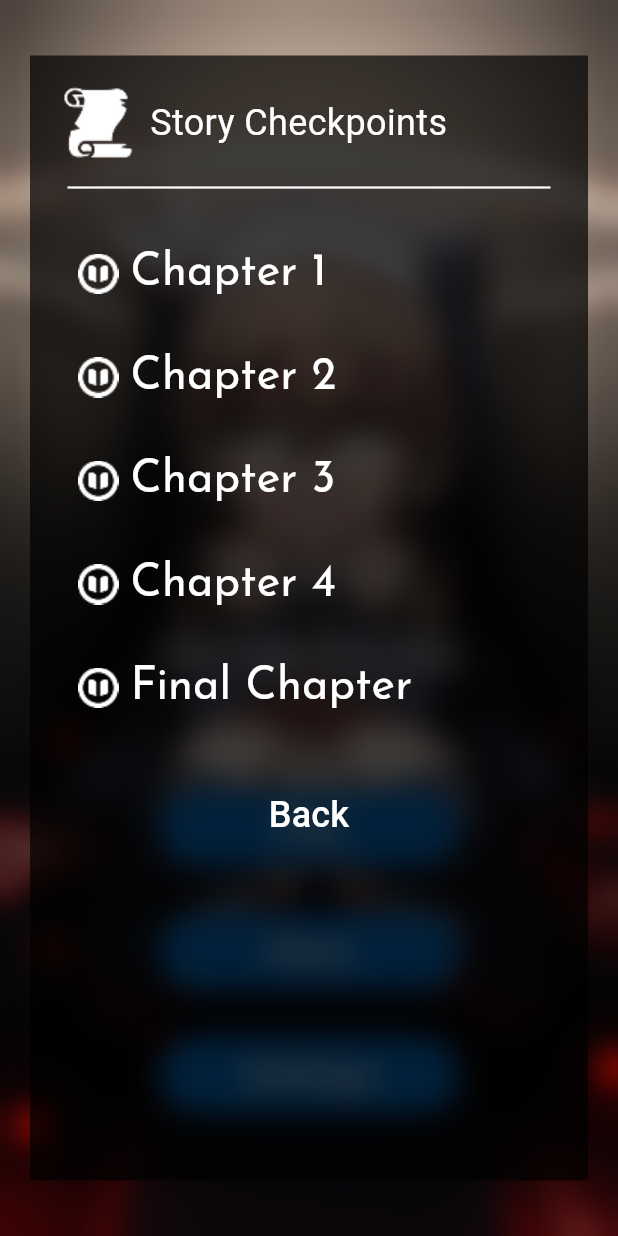
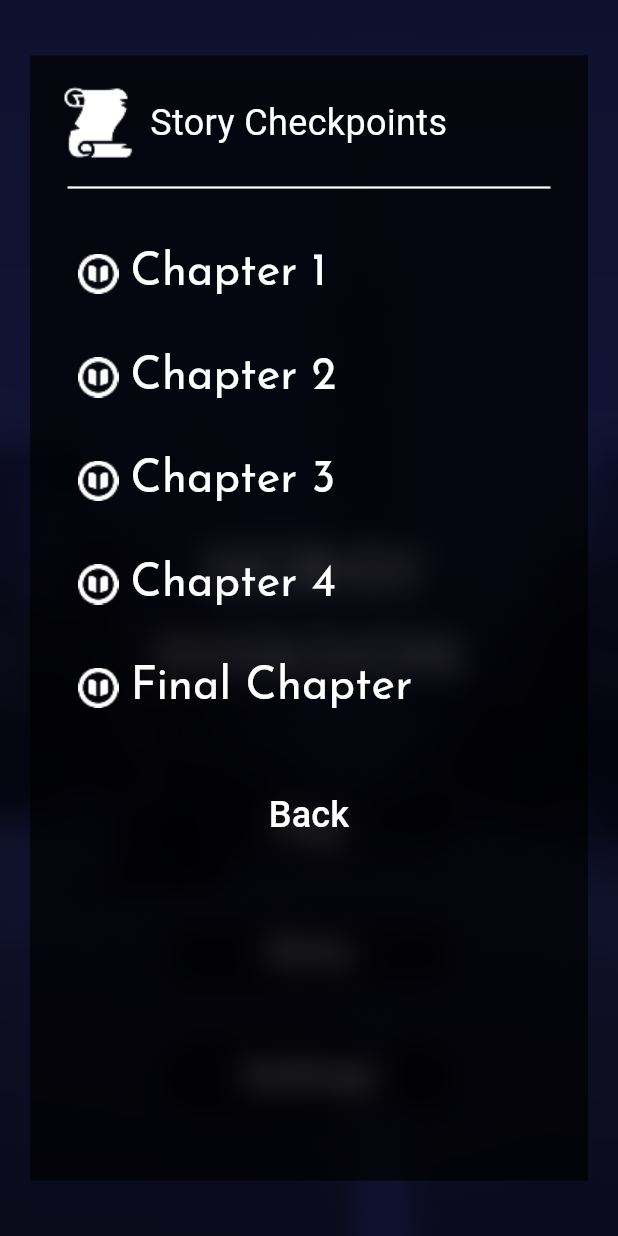
Before and after one commit to tonytoes/Skibidi-Invasion, a Flutter app: the screen it shows after launch, after a tap on "Story", on a phone screen of 412 x 824 dp. Run offline on Flutter 3.47's test engine with Material 3 defaults, Android fonts, the light colour scheme and no system bars; our stand-ins replace animated_toggle_switch, audioplayers; Roboto replaces fonts that are missing (TacticRound).

Commit message:
Version 2.0.6 previous update

```diff
--- a/lib/main.dart
+++ b/lib/main.dart
@@ -84,7 +84,7 @@ class _HomeScreenState extends State<HomeScreen> {
             Container(
                     decoration: const BoxDecoration(
                     image: DecorationImage(
-                    image: AssetImage('assets/images/bg/goth.png'),
+                    image: AssetImage('assets/images/bg/Downtown-Night.png'),
                     fit: BoxFit.cover,
                   ),
                 ),
@@ -111,13 +111,13 @@ class _HomeScreenState extends State<HomeScreen> {
                   onPressed: _handlePlay,
                   style: ButtonStyle(
                     backgroundColor: WidgetStateProperty.all(
-                      const Color(0xFF0486f4),
+                      const Color.fromARGB(255, 0, 0, 0).withOpacity(0.3)
                     ),
                     overlayColor: WidgetStateProperty.resolveWith<Color?>((
                       Set<WidgetState> states,
                     ) {
                       if (states.contains(WidgetState.pressed)) {
-                        return Colors.indigo;
+                        return Color.fromARGB(255, 125, 192, 108).withOpacity(0.2);;
                       }
                       return null;
                     }),
@@ -146,13 +146,13 @@ class _HomeScreenState extends State<HomeScreen> {
                   onPressed: () => _openChapters(context),
                   style: ButtonStyle(
                     backgroundColor: WidgetStateProperty.all(
-                      const Color(0xFF0486f4),
+                      const Color.fromARGB(255, 0, 0, 0).withOpacity(0.3)
                     ),
                     overlayColor: WidgetStateProperty.resolveWith<Color?>((
                       Set<WidgetState> states,
                     ) {
                       if (states.contains(WidgetState.pressed)) {
-                        return Colors.red;
+                        return const Color.fromARGB(255, 138, 137, 90).withOpacity(0.2);
                       }
                       return null;
                     }),
@@ -181,13 +181,13 @@ class _HomeScreenState extends State<HomeScreen> {
                   onPressed: () => _openSettings(context),
                   style: ButtonStyle(
                     backgroundColor: WidgetStateProperty.all(
-                      const Color(0xFF0486f4),
+                      const  Color.fromARGB(255, 0, 0, 0).withOpacity(0.3)
                     ),
                     overlayColor: WidgetStateProperty.resolveWith<Color?>((
                       Set<WidgetState> states,
                     ) {
                       if (states.contains(WidgetState.pressed)) {
-                        return Colors.red;
+                        return const Color.fromARGB(255, 90, 136, 138).withOpacity(0.2);
                       }
                       return null;
                     }),
```
Also changed, not shown: lib/data/scenario_data.dart (+28 -29 lines), assets/images/dialogue/tutorial_arrow.png (added), lib/widgets/arrow_overlay.dart (added).
